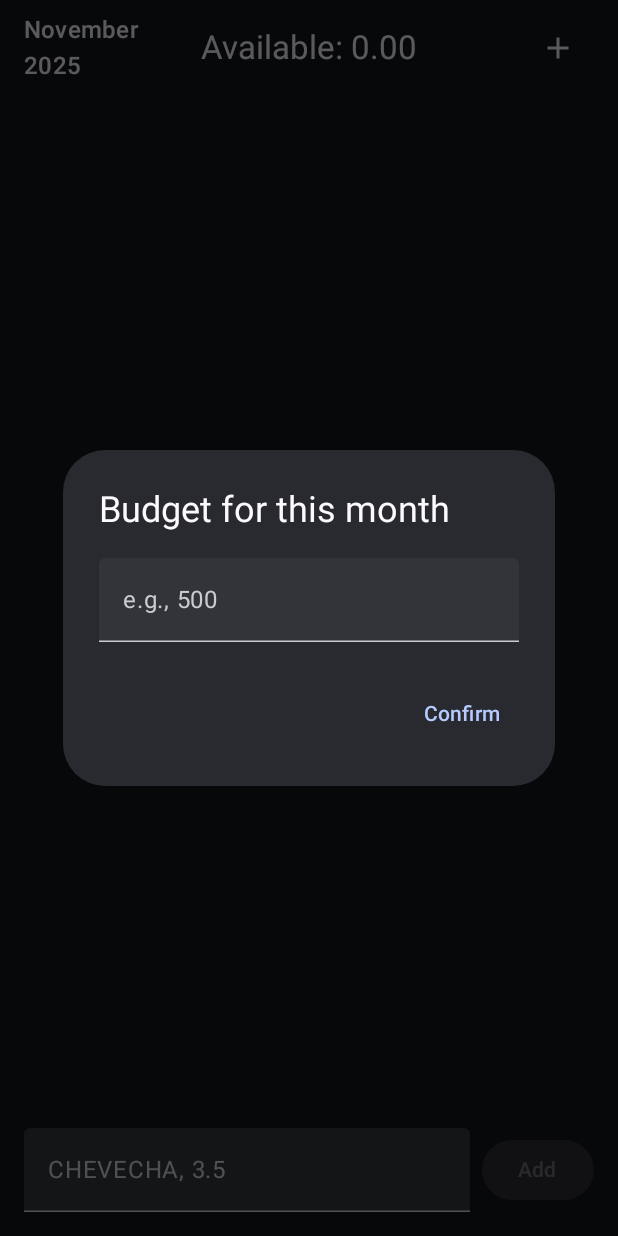
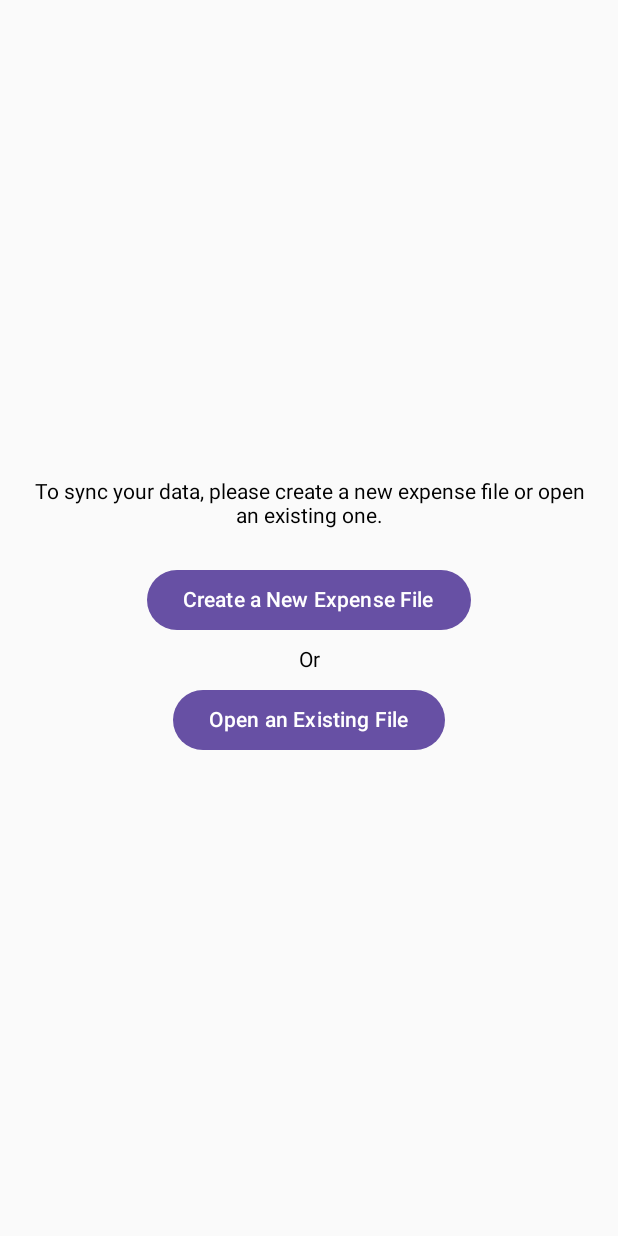
Before and after one commit to RealGungan/Savings-app, an Android app built with Jetpack Compose: the screen it shows after launch (MainActivity), on a phone screen of 412 x 824 dp. Run offline under Robolectric (Android 15) with nearby library versions, the phone set to English and light mode, and no system bars.

Commit message:
Changed the way in which the app handles the saving methods (now, txt file)

```diff
--- a/app/src/main/java/com/realgungan/expenses/MainActivity.kt
+++ b/app/src/main/java/com/realgungan/expenses/MainActivity.kt
@@ -2,11 +2,23 @@ package com.realgungan.expenses
 
 import android.content.Context
 import android.content.Intent
+import android.net.Uri
 import android.os.Bundle
 import androidx.activity.ComponentActivity
 import androidx.activity.compose.setContent
+import androidx.activity.result.contract.ActivityResultContracts
+import androidx.compose.foundation.layout.Arrangement
+import androidx.compose.foundation.layout.Column
+import androidx.compose.foundation.layout.fillMaxSize
+import androidx.compose.foundation.layout.padding
+import androidx.compose.material3.Button
+import androidx.compose.material3.Text
 import androidx.compose.runtime.*
+import androidx.compose.ui.Alignment
+import androidx.compose.ui.Modifier
 import androidx.compose.ui.platform.LocalContext
+import androidx.compose.ui.text.style.TextAlign
+import androidx.compose.ui.unit.dp
 import com.realgungan.expenses.data.Expense
 import com.realgungan.expenses.data.MonthData
 import com.realgungan.expenses.data.createNewMonth
@@ -16,20 +28,88 @@ import com.realgungan.expenses.ui.MainScreen
 import com.realgungan.expenses.ui.theme.ExpensesTheme
 
 class MainActivity : ComponentActivity() {
+
+    private var fileUri by mutableStateOf<Uri?>(null)
+
+    private val createFileLauncher = registerForActivityResult(ActivityResultContracts.CreateDocument("application/json")) { uri ->
+        uri?.let {
+            fileUri = it
+            contentResolver.takePersistableUriPermission(it, Intent.FLAG_GRANT_READ_URI_PERMISSION or Intent.FLAG_GRANT_WRITE_URI_PERMISSION)
+        }
+    }
+
+    private val openFileLauncher = registerForActivityResult(ActivityResultContracts.OpenDocument()) { uri ->
+        uri?.let {
+            fileUri = it
+            contentResolver.takePersistableUriPermission(it, Intent.FLAG_GRANT_READ_URI_PERMISSION or Intent.FLAG_GRANT_WRITE_URI_PERMISSION)
+        }
+    }
+
     override fun onCreate(savedInstanceState: Bundle?) {
         super.onCreate(savedInstanceState)
         setContent {
-            ExpensesApp()
+            val context = LocalContext.current
+            val prefs = remember {
+                context.getSharedPreferences("app_prefs", Context.MODE_PRIVATE)
+            }
+            val savedUriString = prefs.getString("file_uri", null)
+
+            if (savedUriString != null) {
+                fileUri = Uri.parse(savedUriString)
+            }
+
+            if (fileUri == null) {
+                FilePickerScreen(
+                    onCreateFile = { createFileLauncher.launch("expenses_data.json") },
+                    onOpenFile = { openFileLauncher.launch(arrayOf("application/json")) }
+                )
+            } else {
+                fileUri?.let { uri ->
+                    LaunchedEffect(uri) {
+                        prefs.edit().putString("file_uri", uri.toString()).apply()
+                    }
+                    ExpensesApp(uri)
+                }
+            }
         }
     }
 }
 
 @Composable
-fun ExpensesApp() {
+fun FilePickerScreen(onCreateFile: () -> Unit, onOpenFile: () -> Unit) {
+    Column(
+        modifier = Modifier.fillMaxSize().padding(16.dp),
+        verticalArrangement = Arrangement.Center,
+        horizontalAlignment = Alignment.CenterHorizontally
+    ) {
+        Text(
+            text = "To sync your data, please create a new expense file or open an existing one.",
+            textAlign = TextAlign.Center,
+            modifier = Modifier.padding(bottom = 24.dp)
+        )
+        Button(onClick = onCreateFile) {
+            Text("Create a New Expense File")
+        }
+        Text("Or", modifier = Modifier.padding(vertical = 8.dp))
+        Button(onClick = onOpenFile) {
+            Text("Open an Existing File")
+        }
+    }
+}
+
+@Composable
+fun ExpensesApp(uri: Uri) {
+    ExpensesTheme(darkTheme = true) {
+        ExpensesAppContent(uri)
+    }
+}
+
+
+@Composable
+fun ExpensesAppContent(uri: Uri) {
     val context = LocalContext.current
-    val prefs = remember { context.getSharedPreferences("expenses_prefs", Context.MODE_PRIVATE) }
 
-    var months by remember { mutableStateOf(loadMonths(prefs)) }
+    var months by remember { mutableStateOf(loadMonths(context, uri)) }
     var currentMonthIndex by remember { mutableStateOf(0) }
     var showNewMonthPrompt by remember { mutableStateOf(false) }
     var lastDeletedExpense by remember { mutableStateOf<Pair<Int, Expense>?>(null) }
@@ -37,7 +117,7 @@ fun ExpensesApp() {
 
     // Save data whenever it changes
     LaunchedEffect(months) {
-        saveMonths(prefs, months)
+        saveMonths(context, uri, months)
     }
 
     fun updateMonth(index: Int, newMonthData: MonthData) {
@@ -160,7 +240,6 @@ fun ExpensesApp() {
             lastDeletedExpense = null
         }
 
-        ExpensesTheme(darkTheme = true) {
         MainScreen(
             months = months,
             currentMonth = currentMonth,
@@ -203,4 +282,3 @@ fun ExpensesApp() {
         )
     }
 }
-}
--- a/app/src/main/java/com/realgungan/expenses/data/MonthlyData.kt
+++ b/app/src/main/java/com/realgungan/expenses/data/MonthlyData.kt
@@ -1,6 +1,7 @@
 package com.realgungan.expenses.data
 
-import android.content.SharedPreferences
+import android.content.Context
+import android.net.Uri
 import kotlinx.serialization.Serializable
 import kotlinx.serialization.encodeToString
 import kotlinx.serialization.json.Json
@@ -13,22 +14,31 @@ data class Expense(val description: String, val amount: Double, val timestamp: L
 @Serializable
 data class MonthData(val monthYear: String, val startingAmount: Double, val expenses: List<Expense>)
 
-internal fun loadMonths(prefs: SharedPreferences): List<MonthData> {
-    val jsonString = prefs.getString("all_months_data", null)
-    return if (jsonString != null) {
-        try {
-            Json.decodeFromString<List<MonthData>>(jsonString)
-        } catch (e: Exception) {
-            listOf(createNewMonth())
-        }
-    } else {
+internal fun loadMonths(context: Context, uri: Uri): List<MonthData> {
+    return try {
+        context.contentResolver.openInputStream(uri)?.use { inputStream ->
+            val jsonString = inputStream.bufferedReader().readText()
+            if (jsonString.isNotBlank()) {
+                Json.decodeFromString<List<MonthData>>(jsonString)
+            } else {
+                listOf(createNewMonth())
+            }
+        } ?: listOf(createNewMonth())
+    } catch (e: Exception) {
+        e.printStackTrace()
         listOf(createNewMonth())
     }
 }
 
-internal fun saveMonths(prefs: SharedPreferences, months: List<MonthData>) {
-    val jsonString = Json.encodeToString(months)
-    prefs.edit().putString("all_months_data", jsonString).apply()
+internal fun saveMonths(context: Context, uri: Uri, months: List<MonthData>) {
+    try {
+        context.contentResolver.openOutputStream(uri)?.use { outputStream ->
+            val jsonString = Json.encodeToString(months)
+            outputStream.writer().use { it.write(jsonString) }
+        }
+    } catch (e: Exception) {
+        e.printStackTrace()
+    }
 }
 
 internal fun createNewMonth(): MonthData {
--- a/gradle/libs.versions.toml
+++ b/gradle/libs.versions.toml
@@ -1,5 +1,5 @@
 [versions]
-agp = "8.13.0"
+agp = "8.13.1"
 kotlin = "2.0.21"
 coreKtx = "1.17.0"
 junit = "4.13.2"
```
Lines whose indentation alone changed are shown as unchanged.
